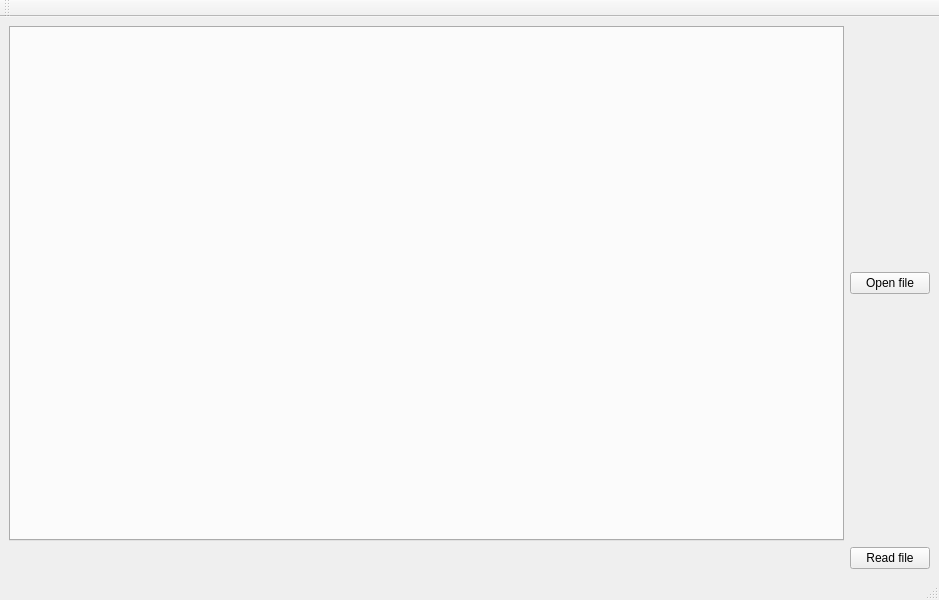
Above: LogFilter/mainwindow.ui from MoonlightEnjoyer/LogFilter before the change. Below: the same form after it.
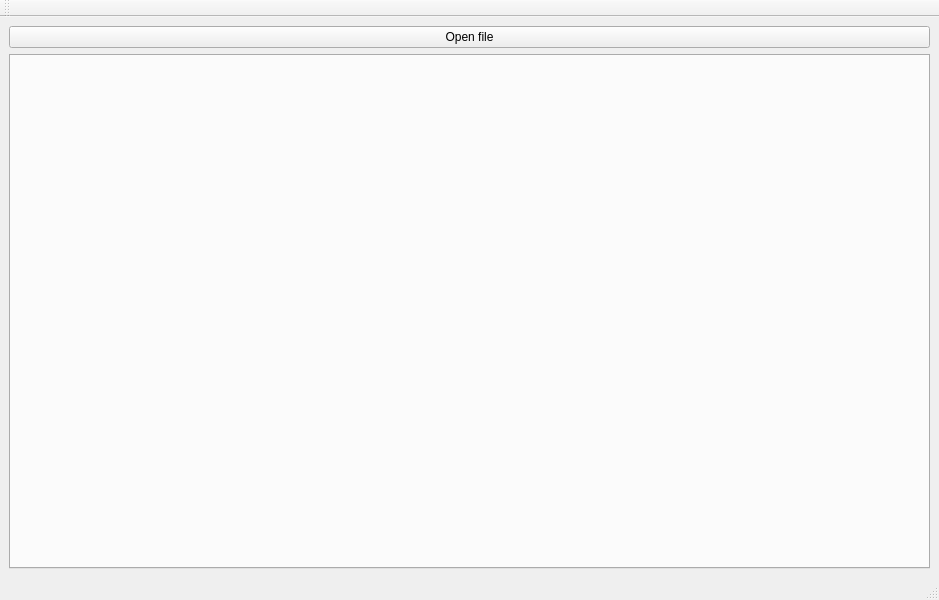
That is the form after the change.

What changed in the file:
```diff
--- a/LogFilter/mainwindow.ui
+++ b/LogFilter/mainwindow.ui
@@ -35,15 +35,8 @@
    <property name="autoFillBackground">
     <bool>true</bool>
    </property>
-   <layout class="QGridLayout" name="gridLayout" rowstretch="0,0,0,0,0">
-    <item row="0" column="2">
-     <widget class="QPushButton" name="openFileButton">
-      <property name="text">
-       <string>Open file</string>
-      </property>
-     </widget>
-    </item>
-    <item row="0" column="0">
+   <layout class="QGridLayout" name="gridLayout" rowstretch="0,0,0,0">
+    <item row="1" column="0">
      <widget class="QTabWidget" name="tabWidget">
       <property name="autoFillBackground">
        <bool>false</bool>
@@ -53,10 +46,10 @@
       </property>
      </widget>
     </item>
-    <item row="3" column="2">
-     <widget class="QPushButton" name="readFileButton">
+    <item row="0" column="0">
+     <widget class="QPushButton" name="openFileButton">
       <property name="text">
-       <string>Read file</string>
+       <string>Open file</string>
       </property>
      </widget>
     </item>
```
